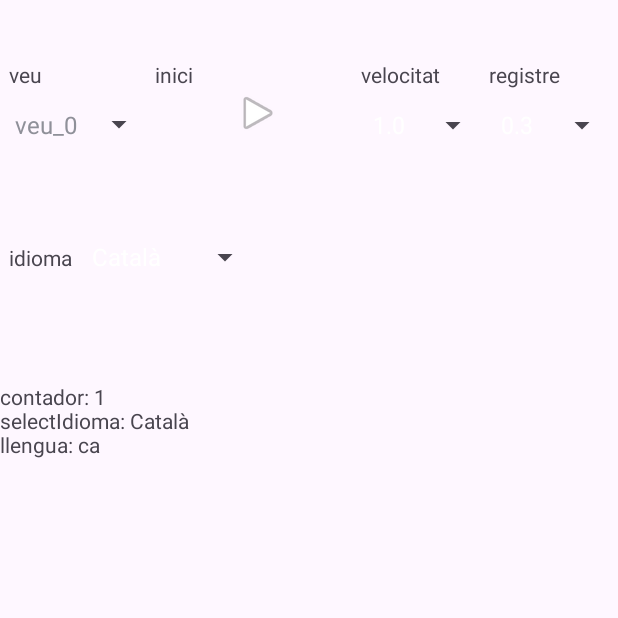
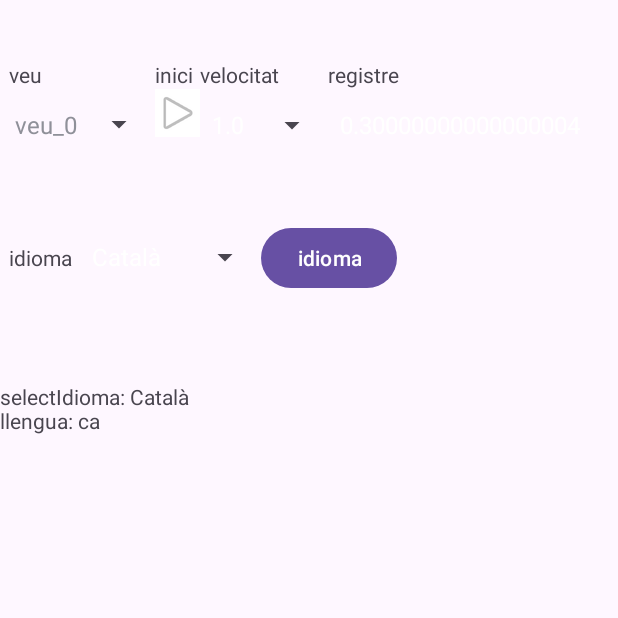
Before and after one commit to rclaver/veus, an Android app: the screen it shows after launch (MainActivity), on a phone screen of 412 x 824 dp, the top half of it. Run offline under Robolectric (Android 15) with nearby library versions, the phone set to English and light mode, and no system bars.

Commit message:
més proves

```diff
--- a/app/src/main/java/cat/tron/veus/MainActivity.kt
+++ b/app/src/main/java/cat/tron/veus/MainActivity.kt
@@ -5,9 +5,10 @@ import android.content.Intent
 import android.os.Bundle
 import android.speech.tts.TextToSpeech
 import android.speech.tts.Voice
-import android.view.View
-import android.widget.AdapterView
+//import android.view.View
+//import android.widget.AdapterView
 import android.widget.ArrayAdapter
+import android.widget.Button
 import android.widget.ImageButton
 import android.widget.Spinner
 import android.widget.TextView
@@ -68,9 +69,12 @@ class MainActivity : AppCompatActivity(), TextToSpeech.OnInitListener {
    private lateinit var selectVelocitat: Spinner
    private lateinit var selectRegistre: Spinner
    private val opcVelocitat = Array<String>(5) { n -> (0.9f + (n+1).toFloat()/10).toString() }
-   private val opcRegistre = Array<String>(20) { n -> ((n+1).toFloat()/10 + 0.2f).toString().substring(0,3) }
+   //private val opcRegistre = Array<String>(20) { n -> ((n+1).toFloat()/10 + 0.2f).toString().substring(0,3) }
+   private val opcRegistre = (3..20).map { (it * 0.1).toString() }.toTypedArray()
    private lateinit var selectIdioma: Spinner
    private val opcionsIdioma = arrayOf("Català", "English", "Español")
+   private lateinit var activaIdioma: Button
+   //private var idiomaItemSelected = false
    private var contador = 0
 
 
@@ -103,35 +107,27 @@ class MainActivity : AppCompatActivity(), TextToSpeech.OnInitListener {
          canta(veu, registre, velocitat, llengua)
       }
 
+      /*activaIdioma.setOnClickListener {
+         val llengua = selectIdioma.selectedItem.toString().substring(0, 2).lowercase()
+         notes_select.text = "selectIdioma: ${selectIdioma.selectedItem}\nllengua: $llengua"
+         objVeus.setIdioma(llengua)
+         tts?.language = Locale(llengua)
+         canviaIdioma(llengua, applicationContext)
+         opcionsVeu = Array(objVeus.getVeus(llengua)!!.size) { i -> "veu_${i}" }
+         generaFormulari(applicationContext)
+      }*/
+
       selectVeu.onItemSelectedListener.apply {
-         notes_select.text = "selectVeu = ${selectVeu.selectedItem.toString()}"
-      }
-      selectRegistre.setOnClickListener {
-         notes_select.text = "selectRegistre = ${selectRegistre.selectedItem.toString()}"
+         notes_select.text = "selectVeu = ${selectVeu.selectedItem}"
       }
       selectVelocitat.onItemSelectedListener.apply {
-         notes_select.text = "selectVelocitat = ${selectVelocitat.selectedItem.toString()}"
+         notes_select.text = "selectVelocitat = ${selectVelocitat.selectedItem}"
       }
 
-      /*selectIdioma.onItemSelectedListener = object : AdapterView.OnItemSelectedListener {
-         override fun onItemSelected(parent: AdapterView<*>, view: View?, position: Int, id: Long) {
-            contador += 1
-            val llengua = parent.getItemAtPosition(position).toString().substring(0, 2).lowercase()
-            //notes_select.text = "contador: ${contador}\nselectIdioma: ${selectIdioma.selectedItem.toString()}\nllengua: ${llengua}"
-            objVeus.setIdioma(llengua)
-            tts?.language = Locale(llengua)
-            canviaIdioma(llengua, applicationContext)
-            opcionsVeu = Array(objVeus.getVeus(llengua)!!.size) { i -> "veu_${i}" }
-            generaFormulari(applicationContext)
-         }
-         override fun onNothingSelected(parent: AdapterView<*>) {}
-      }*/
-
       selectIdioma.onItemSelectedListener.apply {
-         contador += 1
          if (selectIdioma.selectedItem.toString().isNotEmpty()) {
             val llengua = selectIdioma.selectedItem.toString().substring(0, 2).lowercase()
-            notes_select.text = "contador: ${contador}\nselectIdioma: ${selectIdioma.selectedItem.toString()}\nllengua: ${llengua}"
+            notes_select.text = "selectIdioma: ${selectIdioma.selectedItem}\nllengua: $llengua"
             objVeus.setIdioma(llengua)
             tts?.language = Locale(llengua)
             canviaIdioma(llengua, applicationContext)
@@ -139,6 +135,26 @@ class MainActivity : AppCompatActivity(), TextToSpeech.OnInitListener {
             generaFormulari(applicationContext)
          }
       }
+
+      /*selectIdioma.onItemSelectedListener = object : AdapterView.OnItemSelectedListener {
+         override fun onItemSelected(parent: AdapterView<*>, view: View?, position: Int, id: Long) {
+            if (idiomaItemSelected) {
+               idiomaItemSelected = false
+               contador += 1
+               val llengua = parent.getItemAtPosition(position).toString().substring(0, 2).lowercase()
+               //val llengua = selectIdioma.selectedItem.toString().substring(0, 2).lowercase()
+               notes_select.text = "contador: ${contador}\nselectIdioma: ${selectIdioma.selectedItem.toString()}\nllengua: ${llengua}"
+               objVeus.setIdioma(llengua)
+               tts?.language = Locale(llengua)
+               canviaIdioma(llengua, applicationContext)
+               opcionsVeu = Array(objVeus.getVeus(llengua)!!.size) { i -> "veu_${i}" }
+               generaFormulari(applicationContext)
+            }else {
+               idiomaItemSelected = true
+            }
+         }
+         override fun onNothingSelected(parent: AdapterView<*>) {}
+      }*/
 
    }
 
--- a/app/src/main/res/layout/activity_main.xml
+++ b/app/src/main/res/layout/activity_main.xml
@@ -48,7 +48,7 @@
             android:layout_width="30dp"
             android:layout_height="wrap_content"
             app:srcCompat="@android:drawable/ic_media_play"
-            android:background="@null" />
+            android:background="@color/cardview_light_background" />
          <Spinner
             android:id="@+id/selectVelocitat"
             android:layout_width="wrap_content"
@@ -78,6 +78,12 @@
          android:layout_width="wrap_content"
          android:layout_height="wrap_content"
          android:layout_marginStart="5dp" />
+
+      <Button
+         android:id="@+id/activaIdioma"
+         android:layout_width="wrap_content"
+         android:layout_height="wrap_content"
+         android:text="idioma" />
    </LinearLayout>
 
    <TextView
```
